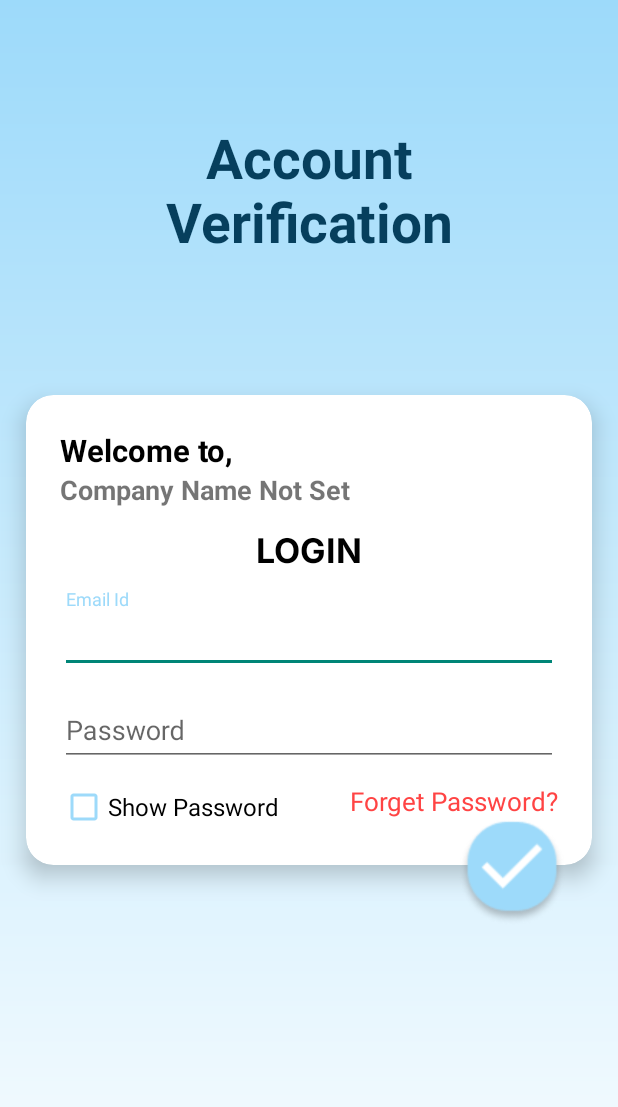
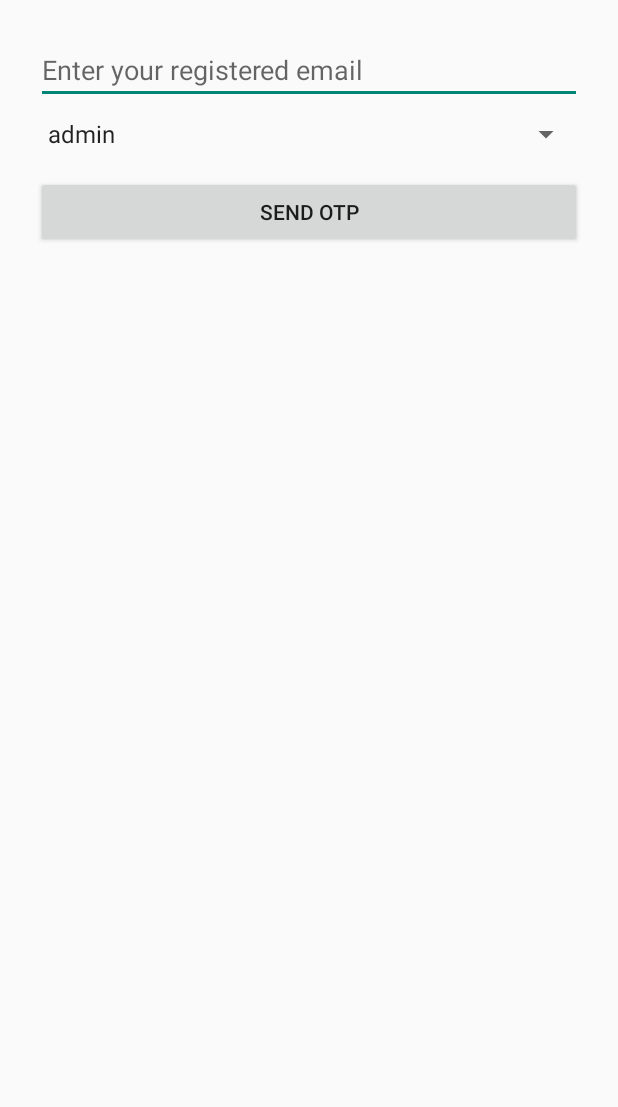
Before and after one commit to vr1322/attendance, an Android app: the MainActivity screen opened directly, with no data from a screen before it, after a tap on "Forget Password?", on a phone screen of 412 x 824 dp. Shown: the top 1107 px of the screen. Run offline under Robolectric (Android 15) with nearby library versions, the phone set to English and light mode, and no system bars; our stand-ins replace Volley.

Commit message:
emp list bug fixed

```diff
--- a/app/src/main/AndroidManifest.xml
+++ b/app/src/main/AndroidManifest.xml
@@ -18,11 +18,15 @@
         android:fullBackupContent="@xml/backup_rules"
         android:icon="@mipmap/ic_launcher"
         android:label="@string/app_name"
+        android:requestLegacyExternalStorage="true"
         android:roundIcon="@mipmap/ic_launcher_round"
         android:supportsRtl="true"
         android:theme="@style/Theme.Attendance"
         android:usesCleartextTraffic="true"
         tools:targetApi="31">
+        <activity
+            android:name=".ForgotPasswordActivity"
+            android:exported="false" />
         <activity
             android:name=".ot_emp_list"
             android:exported="false" />
--- /dev/null
+++ b/app/src/main/java/com/example/attendance/ForgotPasswordActivity.java
@@ -0,0 +1,152 @@
+package com.example.attendance;
+
+import android.app.ProgressDialog;
+import android.os.Bundle;
+import android.util.Patterns;
+import android.view.View;
+import android.widget.*;
+
+import androidx.appcompat.app.AppCompatActivity;
+
+import com.android.volley.Request;
+import com.android.volley.toolbox.JsonObjectRequest;
+import com.android.volley.toolbox.Volley;
+
+import org.json.JSONObject;
+
+public class ForgotPasswordActivity extends AppCompatActivity {
+
+    private EditText etEmail, etOtp, etNewPassword;
+    private Button btnSendOtp, btnVerifyOtp, btnResetPassword;
+    private Spinner spinnerRole;
+    private LinearLayout layoutEmail, layoutOtp, layoutNewPassword;
+    private ProgressDialog progressDialog;
+
+    private static final String SEND_OTP_URL = "https://devonix.io/ems_api/send_otp.php";
+    private static final String VERIFY_OTP_AND_RESET_URL = "https://devonix.io/ems_api/verify_otp_and_reset.php";
+
+    private String emailGlobal = "", selectedRole = "";
+
+    @Override
+    protected void onCreate(Bundle savedInstanceState) {
+        super.onCreate(savedInstanceState);
+        setContentView(R.layout.activity_forgot_password);
+
+        // Initialize views
+        etEmail = findViewById(R.id.et_email_forgot);
+        etOtp = findViewById(R.id.et_otp);
+        etNewPassword = findViewById(R.id.et_new_password);
+        spinnerRole = findViewById(R.id.spinner_role);
+        btnSendOtp = findViewById(R.id.btn_send_otp);
+        btnVerifyOtp = findViewById(R.id.btn_verify_otp);
+        btnResetPassword = findViewById(R.id.btn_reset_password);
+
+        layoutEmail = findViewById(R.id.layout_email);
+        layoutOtp = findViewById(R.id.layout_otp);
+        layoutNewPassword = findViewById(R.id.layout_new_password);
+
+        progressDialog = new ProgressDialog(this);
+        progressDialog.setMessage("Processing...");
+        progressDialog.setCancelable(false);
+
+        // Setup role spinner
+        String[] roles = {"admin", "employee", "manager", "supervisor"};
+        ArrayAdapter<String> roleAdapter = new ArrayAdapter<>(this, android.R.layout.simple_spinner_item, roles);
+        roleAdapter.setDropDownViewResource(android.R.layout.simple_spinner_dropdown_item);
+        spinnerRole.setAdapter(roleAdapter);
+
+        // SEND OTP
+        btnSendOtp.setOnClickListener(v -> {
+            String email = etEmail.getText().toString().trim();
+            selectedRole = spinnerRole.getSelectedItem().toString();
+
+            if (!Patterns.EMAIL_ADDRESS.matcher(email).matches()) {
+                Toast.makeText(this, "Enter a valid email", Toast.LENGTH_SHORT).show();
+                return;
+            }
+
+            progressDialog.show();
+            JSONObject params = new JSONObject();
+            try {
+                params.put("email", email);
+                params.put("role", selectedRole);
+            } catch (Exception e) {
+                e.printStackTrace();
+            }
+
+            JsonObjectRequest request = new JsonObjectRequest(Request.Method.POST, SEND_OTP_URL, params,
+                    response -> {
+                        progressDialog.dismiss();
+                        boolean success = response.optString("status", "").equals("success");
+                        String message = response.optString("message", "Something went wrong");
+                        if (success) {
+                            emailGlobal = email;
+                            layoutEmail.setVisibility(View.GONE);
+                            layoutOtp.setVisibility(View.VISIBLE);
+                            Toast.makeText(this, "OTP sent to your email", Toast.LENGTH_SHORT).show();
+                        } else {
+                            Toast.makeText(this, message, Toast.LENGTH_SHORT).show();
+                        }
+                    },
+                    error -> {
+                        progressDialog.dismiss();
+                        Toast.makeText(this, "Network error", Toast.LENGTH_SHORT).show();
+                    });
+
+            Volley.newRequestQueue(this).add(request);
+        });
+
+        // VERIFY OTP
+        btnVerifyOtp.setOnClickListener(v -> {
+            String otp = etOtp.getText().toString().trim();
+            if (otp.isEmpty()) {
+                Toast.makeText(this, "Enter OTP", Toast.LENGTH_SHORT).show();
+                return;
+            }
+
+            layoutOtp.setVisibility(View.GONE);
+            layoutNewPassword.setVisibility(View.VISIBLE);
+        });
+
+        // RESET PASSWORD
+        btnResetPassword.setOnClickListener(v -> {
+            String newPassword = etNewPassword.getText().toString().trim();
+            String otp = etOtp.getText().toString().trim();
+
+            if (newPassword.length() < 6) {
+                Toast.makeText(this, "Password must be at least 6 characters", Toast.LENGTH_SHORT).show();
+                return;
+            }
+
+            progressDialog.show();
+            JSONObject params = new JSONObject();
+            try {
+                params.put("email", emailGlobal);
+                params.put("otp", otp);
+                params.put("new_password", newPassword);
+                params.put("role", selectedRole);
+            } catch (Exception e) {
+                e.printStackTrace();
+            }
+
+            JsonObjectRequest request = new JsonObjectRequest(Request.Method.POST, VERIFY_OTP_AND_RESET_URL, params,
+                    response -> {
+                        progressDialog.dismiss();
+                        boolean success = response.optString("status", "").equals("success");
+                        String message = response.optString("message", "Try again");
+                        if (success) {
+                            Toast.makeText(this, "Password reset successful", Toast.LENGTH_LONG).show();
+                            finish();
+                        } else {
+                            Toast.makeText(this, message, Toast.LENGTH_SHORT).show();
+                        }
+                    },
+                    error -> {
+                        progressDialog.dismiss();
+                        Toast.makeText(this, "Something went wrong", Toast.LENGTH_SHORT).show();
+                    });
+
+            Volley.newRequestQueue(this).add(request);
+        });
+    }
+}
--- a/app/src/main/java/com/example/attendance/MainActivity.java
+++ b/app/src/main/java/com/example/attendance/MainActivity.java
@@ -70,8 +70,8 @@ public class MainActivity extends AppCompatActivity {
         btnSubmit.setOnClickListener(v -> loginUser());
 
         tvForgot.setOnClickListener(v -> {
-            Toast.makeText(MainActivity.this, "Forgot Password Clicked", Toast.LENGTH_SHORT).show();
-            // Implement forgot password logic
+            Intent intent = new Intent(MainActivity.this, ForgotPasswordActivity.class);
+            startActivity(intent);
         });
     }
 
--- a/app/src/main/java/com/example/attendance/emp_list.java
+++ b/app/src/main/java/com/example/attendance/emp_list.java
@@ -291,7 +291,7 @@ public class emp_list extends AppCompatActivity {
             if (grantResults.length > 0 && grantResults[0] == PackageManager.PERMISSION_GRANTED) {
                 Toast.makeText(this, "Permission granted!", Toast.LENGTH_SHORT).show();
             } else {
-                Toast.makeText(this, "Permission denied. File download may fail.", Toast.LENGTH_SHORT).show();
+                Toast.makeText(this, "Please allow storage permission in Settings for downloading.", Toast.LENGTH_LONG).show();
             }
         }
     }
--- /dev/null
+++ b/app/src/main/res/layout/activity_forgot_password.xml
@@ -0,0 +1,89 @@
+<?xml version="1.0" encoding="utf-8"?>
+<ScrollView xmlns:android="http://schemas.android.com/apk/res/android"
+    android:padding="24dp"
+    android:layout_width="match_parent"
+    android:layout_height="match_parent">
+
+    <LinearLayout
+        android:layout_width="match_parent"
+        android:layout_height="wrap_content"
+        android:orientation="vertical">
+
+        <!-- Email Layout -->
+        <LinearLayout
+            android:id="@+id/layout_email"
+            android:orientation="vertical"
+            android:layout_width="match_parent"
+            android:layout_height="wrap_content">
+
+
+            <EditText
+                android:id="@+id/et_email_forgot"
+                android:layout_width="match_parent"
+                android:layout_height="wrap_content"
+                android:hint="Enter your registered email"
+                android:inputType="textEmailAddress" />
+            <Spinner
+                android:id="@+id/spinner_role"
+                android:layout_width="match_parent"
+                android:layout_height="wrap_content"
+                android:layout_marginTop="8dp"
+                android:entries="@array/user_roles" />
+
+            <Button
+                android:id="@+id/btn_send_otp"
+                android:layout_width="match_parent"
+                android:layout_height="wrap_content"
+                android:text="Send OTP"
+                android:layout_marginTop="16dp" />
+        </LinearLayout>
+
+        <!-- OTP Layout -->
+        <LinearLayout
+            android:id="@+id/layout_otp"
+            android:visibility="gone"
+            android:orientation="vertical"
+            android:layout_width="match_parent"
+            android:layout_height="wrap_content"
+            android:layout_marginTop="24dp">
+
+            <EditText
+                android:id="@+id/et_otp"
+                android:layout_width="match_parent"
+                android:layout_height="wrap_content"
+                android:hint="Enter OTP"
+                android:inputType="number" />
+
+            <Button
+                android:id="@+id/btn_verify_otp"
+                android:layout_width="match_parent"
+                android:layout_height="wrap_content"
+                android:text="Verify OTP"
+                android:layout_marginTop="16dp" />
+        </LinearLayout>
+
+        <!-- New Password Layout -->
+        <LinearLayout
+            android:id="@+id/layout_new_password"
+            android:visibility="gone"
+            android:orientation="vertical"
+            android:layout_width="match_parent"
+            android:layout_height="wrap_content"
+            android:layout_marginTop="24dp">
+
+            <EditText
+                android:id="@+id/et_new_password"
+                android:layout_width="match_parent"
+                android:layout_height="wrap_content"
+                android:hint="Enter new password"
+                android:inputType="textPassword" />
+
+            <Button
+                android:id="@+id/btn_reset_password"
+                android:layout_width="match_parent"
+                android:layout_height="wrap_content"
+                android:text="Reset Password"
+                android:layout_marginTop="16dp" />
+        </LinearLayout>
+    </LinearLayout>
+</ScrollView>
--- a/app/src/main/res/values/strings.xml
+++ b/app/src/main/res/values/strings.xml
@@ -149,4 +149,12 @@
     <string name="invalid_password">Password must be >5 characters</string>
     <string name="login_failed">"Login failed"</string>
     <string name="help_support"><![CDATA[Help & Support]]></string>
+
+    <string-array name="user_roles">
+        <item>admin</item>
+        <item>employee</item>
+        <item>manager</item>
+        <item>supervisor</item>
+    </string-array>
+
 </resources>
```
